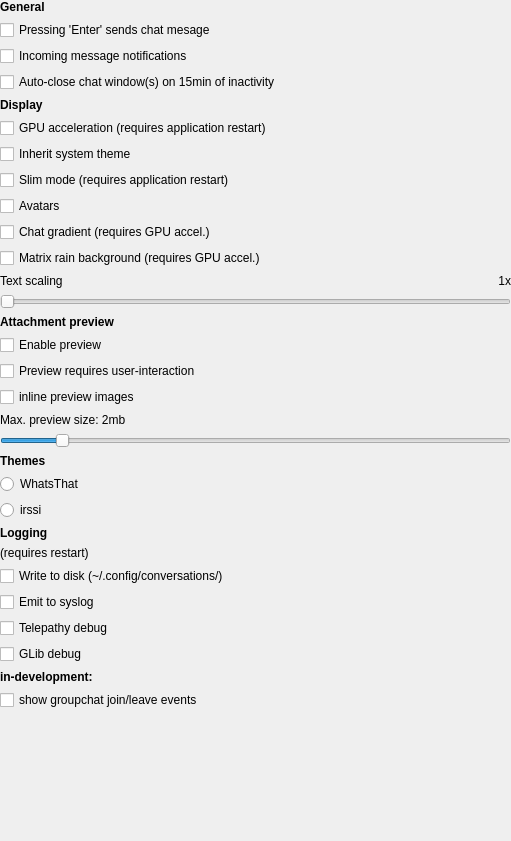
Above: src/settingswidget.ui from maemo-leste/conversations before the change. Below: the same form after it.
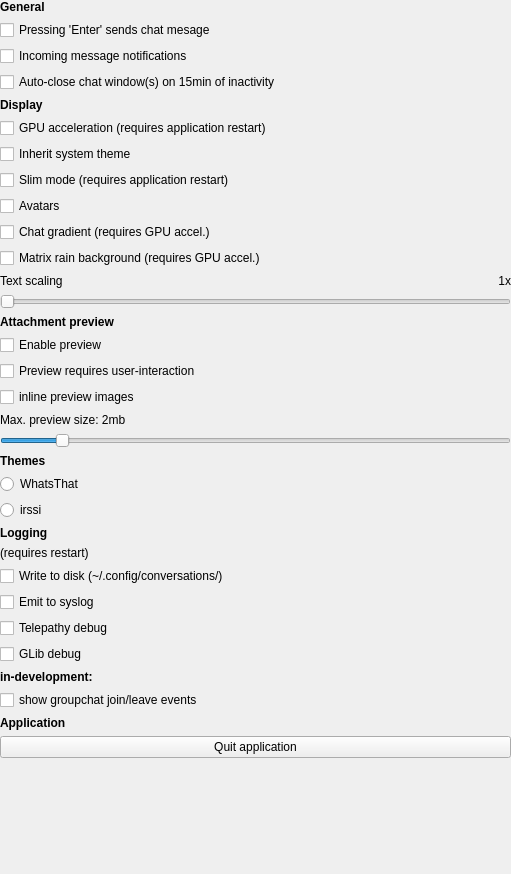
That is the form after the change.

Commit message: mainWindow: move 'quit application' to the settings dialog

```diff
--- a/src/settingswidget.ui
+++ b/src/settingswidget.ui
@@ -7,7 +7,7 @@
     <x>0</x>
     <y>0</y>
     <width>511</width>
-    <height>841</height>
+    <height>874</height>
    </rect>
   </property>
   <property name="windowTitle">
@@ -52,7 +52,7 @@
         <x>0</x>
         <y>0</y>
         <width>511</width>
-        <height>841</height>
+        <height>874</height>
        </rect>
       </property>
       <layout class="QVBoxLayout" name="verticalLayout">
@@ -373,6 +373,26 @@
          </property>
         </widget>
        </item>
+       <item>
+        <widget class="QLabel" name="label_8">
+         <property name="font">
+          <font>
+           <weight>75</weight>
+           <bold>true</bold>
+          </font>
+         </property>
+         <property name="text">
+          <string>Application</string>
+         </property>
+        </widget>
+       </item>
+       <item>
+        <widget class="QPushButton" name="btn_quitApplication">
+         <property name="text">
+          <string>Quit application</string>
+         </property>
+        </widget>
+       </item>
        <item>
         <spacer name="verticalSpacer">
          <property name="orientation">
```
The commit also changes 5 other files.
